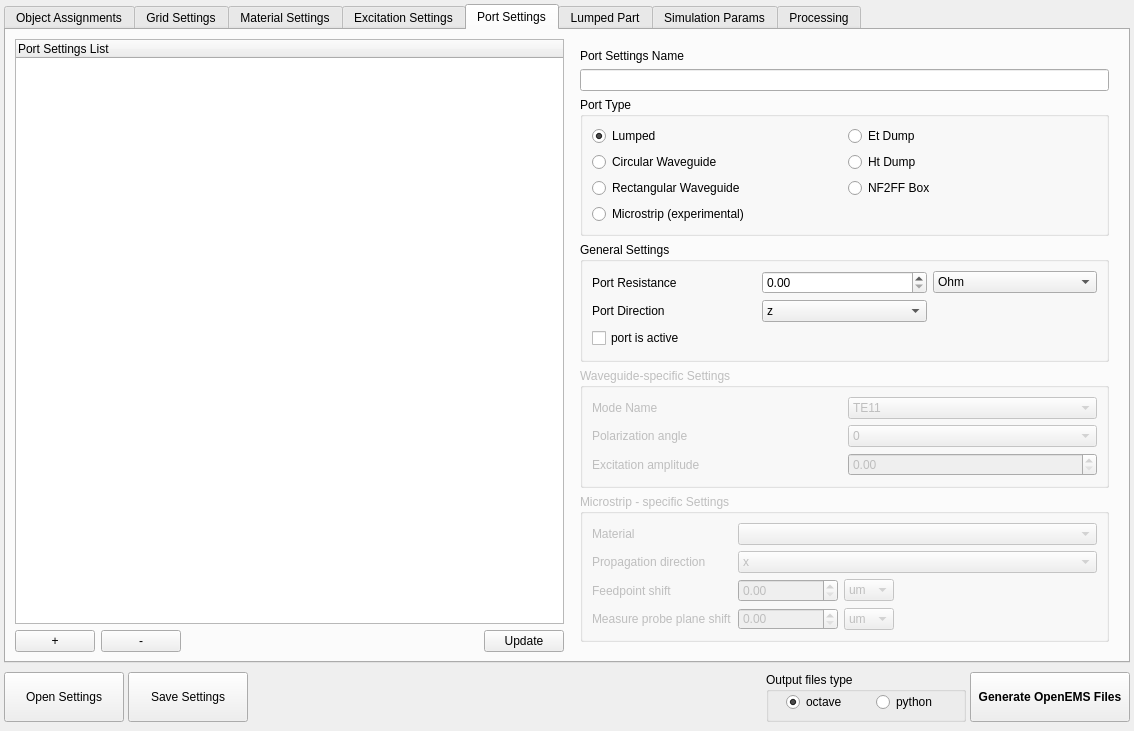
Above: ui/dialog.ui from LubomirJagos/FreeCAD-OpenEMS-Export before the change. Below: the same form after it.
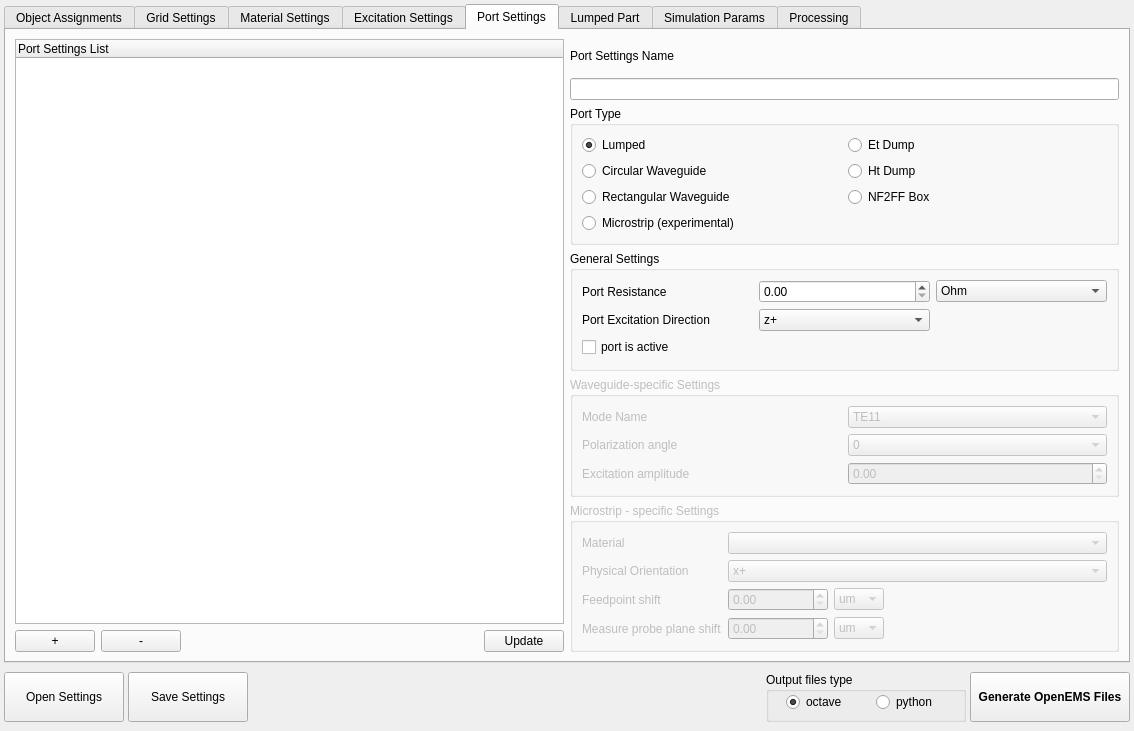
That is the form after the change. The open tabs and pages were chosen to show the change.

Commit message: BACKUP COMMIT, corrected microstrip, now there is just physical orientation combobox, what is same as as propagation direction and octave is generated right, just need to correct feed port generation because it's strange, save/load was corrected.

```diff
--- a/ui/dialog.ui
+++ b/ui/dialog.ui
@@ -1755,16 +1755,16 @@
            <item>
             <layout class="QVBoxLayout" name="verticalLayout_19">
              <property name="leftMargin">
-              <number>10</number>
+              <number>0</number>
              </property>
              <property name="topMargin">
-              <number>10</number>
+              <number>0</number>
              </property>
              <property name="rightMargin">
-              <number>10</number>
+              <number>0</number>
              </property>
              <property name="bottomMargin">
-              <number>10</number>
+              <number>0</number>
              </property>
              <item>
               <widget class="QLabel" name="label_19">
@@ -1877,7 +1877,7 @@
                 <item row="1" column="0">
                  <widget class="QLabel" name="label_29">
                   <property name="text">
-                   <string>Port Direction</string>
+                   <string>Port Excitation Direction</string>
                   </property>
                  </widget>
                 </item>
@@ -1935,11 +1935,11 @@
                 <item row="1" column="1">
                  <widget class="QComboBox" name="portDirectionInput">
                   <property name="currentText">
-                   <string>z</string>
+                   <string>z+</string>
                   </property>
                   <item>
                    <property name="text">
-                    <string>z</string>
+                    <string>z+</string>
                    </property>
                   </item>
                   <item>
@@ -2048,57 +2048,14 @@
                 <string>Microstrip - specific Settings</string>
                </property>
                <layout class="QGridLayout" name="gridLayout_4">
-                <item row="0" column="1">
-                 <widget class="QComboBox" name="microstripPortMaterialComboBox"/>
-                </item>
-                <item row="1" column="0">
-                 <widget class="QLabel" name="label_53">
-                  <property name="text">
-                   <string>Propagation direction</string>
-                  </property>
-                 </widget>
-                </item>
-                <item row="0" column="0">
-                 <widget class="QLabel" name="label_52">
-                  <property name="text">
-                   <string>Material</string>
-                  </property>
-                 </widget>
-                </item>
-                <item row="2" column="0">
-                 <widget class="QLabel" name="label_54">
-                  <property name="text">
-                   <string>Feedpoint shift</string>
-                  </property>
-                 </widget>
-                </item>
-                <item row="3" column="0">
+                <item row="4" column="0">
                  <widget class="QLabel" name="label_55">
                   <property name="text">
                    <string>Measure probe plane shift</string>
                   </property>
                  </widget>
                 </item>
-                <item row="1" column="1">
-                 <widget class="QComboBox" name="microstripPortPropagationDirectionComboBox">
-                  <item>
-                   <property name="text">
-                    <string>x</string>
-                   </property>
-                  </item>
-                  <item>
-                   <property name="text">
-                    <string>y</string>
-                   </property>
-                  </item>
-                  <item>
-                   <property name="text">
-                    <string>z</string>
-                   </property>
-                  </item>
-                 </widget>
-                </item>
-                <item row="2" column="1">
+                <item row="3" column="1">
                  <layout class="QHBoxLayout" name="horizontalLayout_2">
                   <item>
                    <widget class="QDoubleSpinBox" name="microstripPortFeedpointShiftValue">
@@ -2162,7 +2119,10 @@
                   </item>
                  </layout>
                 </item>
-                <item row="3" column="1">
+                <item row="0" column="1">
+                 <widget class="QComboBox" name="microstripPortMaterialComboBox"/>
+                </item>
+                <item row="4" column="1">
                  <layout class="QHBoxLayout" name="horizontalLayout_27">
                   <item>
                    <widget class="QDoubleSpinBox" name="microstripPortMeasureShiftValue">
@@ -2226,6 +2186,61 @@
                   </item>
                  </layout>
                 </item>
+                <item row="0" column="0">
+                 <widget class="QLabel" name="label_52">
+                  <property name="text">
+                   <string>Material</string>
+                  </property>
+                 </widget>
+                </item>
+                <item row="2" column="0">
+                 <widget class="QLabel" name="label_53">
+                  <property name="text">
+                   <string>Physical Orientation</string>
+                  </property>
+                 </widget>
+                </item>
+                <item row="3" column="0">
+                 <widget class="QLabel" name="label_54">
+                  <property name="text">
+                   <string>Feedpoint shift</string>
+                  </property>
+                 </widget>
+                </item>
+                <item row="2" column="1">
+                 <widget class="QComboBox" name="microstripPortPhysicalOrientationComboBox">
+                  <item>
+                   <property name="text">
+                    <string>x+</string>
+                   </property>
+                  </item>
+                  <item>
+                   <property name="text">
+                    <string>x-</string>
+                   </property>
+                  </item>
+                  <item>
+                   <property name="text">
+                    <string>y+</string>
+                   </property>
+                  </item>
+                  <item>
+                   <property name="text">
+                    <string>y-</string>
+                   </property>
+                  </item>
+                  <item>
+                   <property name="text">
+                    <string>z+</string>
+                   </property>
+                  </item>
+                  <item>
+                   <property name="text">
+                    <string>z-</string>
+                   </property>
+                  </item>
+                 </widget>
+                </item>
                </layout>
               </widget>
              </item>
```
Left out of the diff: 19 changed lines with no effect on the pictures. The commit also changes 4 other files.
